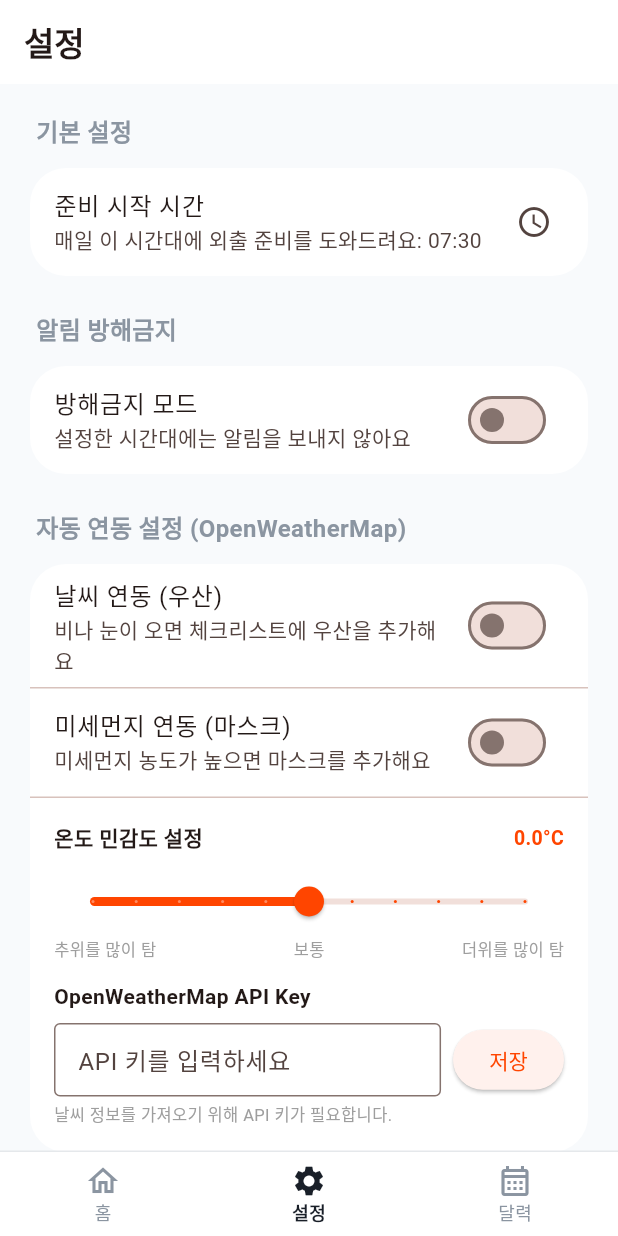
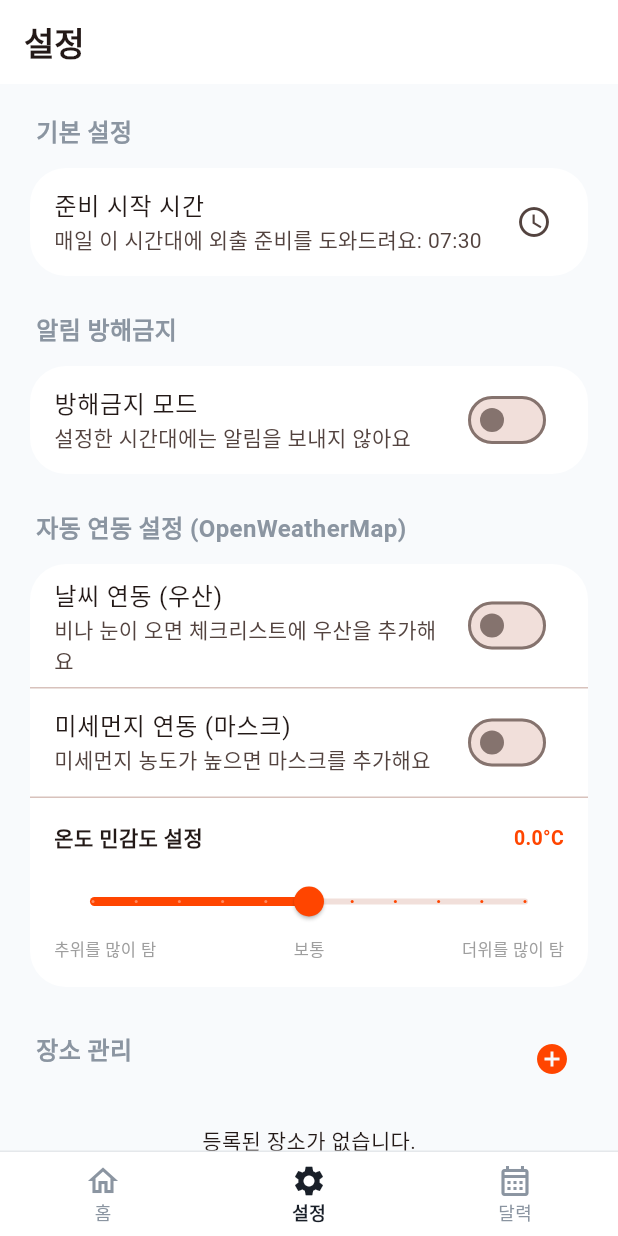
Before and after one commit to spoug02-glitch/neomeo, a Flutter app: the HomeScreen screen opened by its route, item 2 of the bottom bar chosen, on a phone screen of 412 x 824 dp. Run offline on Flutter 3.47's test engine with Material 3 defaults, Android fonts, the phone set to English and light mode, and no system bars; our stand-ins replace flutter_local_notifications, flutter_riverpod, go_router, google_sign_in, googleapis_auth, permission_handler and 1 more; missing offline and left inert: extension_google_sign_in_as_googleapis_auth, fl_location, geofencing_api, googleapis, workmanager; accounts and stored records are empty; Roboto replaces fonts that are missing (NotoSansKR); statements that could not run were skipped.

Commit message:
지오펜스 외출 유형 선택, API 키 번들, UI 간소화
- 지오펜스 이탈 → 알림 탭 → 외출 유형 선택(등교/출근/학원/기타) → 체크리스트 자동 이동
- checklist_item: 등교·학원·기타 기본 항목 추가
- outing_select_screen: 새 화면 추가 (/outing-select)
- notification_service: showDeparturePrompt() 추가 (payload: neomeo://outing-select)
- departure_message_service: 항상 외출 유형 선택 유도 알림 발송으로 변경
- app_config: API 키 번들 상수 추가
- prefs_service: getWeatherApiKey() 번들 키 fallback, 날씨/미세먼지 기본값 자동화
- 홈 화면: 출근+직접추가만 노출, 달력 제거
- 온보딩/설정: 위도·경도 UI 숨기기, API 키 입력 필드 제거

Co-Authored-By: Claude Sonnet 4.6 <noreply@anthropic.com>

```diff
--- /dev/null
+++ b/lib/app/app_config.dart
@@ -0,0 +1,12 @@
+// lib/app/app_config.dart
+//
+// 앱 빌드 시 개발자가 직접 제공하는 설정값.
+// 사용자에게 노출되지 않는다.
+
+class AppConfig {
+  AppConfig._();
+
+  /// OpenWeatherMap API Key (https://openweathermap.org/api)
+  /// 날씨/미세먼지 기능이 자동으로 활성화된다.
+  static const String weatherApiKey = 'YOUR_OWM_API_KEY_HERE';
+}
--- a/lib/app/router.dart
+++ b/lib/app/router.dart
@@ -6,6 +6,7 @@ import '../features/checklist/checklist_screen.dart';
 import '../features/settings/settings_screen.dart';
 import '../features/onboarding/onboarding_screen.dart';
 import '../features/calendar/calendar_screen.dart';
+import '../features/outing_select/outing_select_screen.dart';
 import '../data/prefs_service.dart';
 
 final appRouter = GoRouter(
@@ -34,6 +35,10 @@ final appRouter = GoRouter(
       path: '/calendar',
       builder: (_, __) => const CalendarScreen(),
     ),
+    GoRoute(
+      path: '/outing-select',
+      builder: (_, __) => const OutingSelectScreen(),
+    ),
   ],
   redirect: (context, state) async {
     final onboardingDone = await PrefsService.isOnboardingDone();
--- a/lib/data/checklist_item.dart
+++ b/lib/data/checklist_item.dart
@@ -19,13 +19,16 @@ class ChecklistItem {
 Map<String, List<String>> defaultItemsFor(String outingType) {
   const Map<String, List<String>> itemsMap = {
     '출근': ['지갑', '교통카드', '열쇠', '폰', '신분증'],
+    '등교': ['가방', '교통카드', '폰', '숙제', '준비물'],
+    '학원': ['학원 교재', '교통카드', '폰', '필기도구'],
+    '기타': ['지갑', '폰', '열쇠'],
     '운동': ['운동복', '물병', '수건', '운동화', '이어폰'],
     '약속': ['지갑', '폰', '열쇠', '보조배터리'],
     '회의': ['노트북', '충전기', '명함', '노트/펜', '테블릿'],
   };
 
   return {
-    '준비물': itemsMap[outingType] ?? [],
+    '준비물': itemsMap[outingType] ?? ['지갑', '폰', '열쇠'],
     '행동': ['가스불', '형광등'],
   };
 }
--- a/lib/data/prefs_service.dart
+++ b/lib/data/prefs_service.dart
@@ -2,6 +2,7 @@
 import 'dart:convert';
 import 'package:shared_preferences/shared_preferences.dart';
 import 'place.dart';
+import '../app/app_config.dart';
 
 class PrefsService {
   static const _kPrepTime = 'prep_time';
@@ -107,7 +108,10 @@ class PrefsService {
 
   static Future<bool> isWeatherEnabled() async {
     final p = await SharedPreferences.getInstance();
-    return p.getBool(_kWeatherEnabled) ?? false;
+    // API 키가 번들되어 있으면 기본값 true
+    final defaultOn = AppConfig.weatherApiKey.isNotEmpty &&
+        AppConfig.weatherApiKey != 'YOUR_OWM_API_KEY_HERE';
+    return p.getBool(_kWeatherEnabled) ?? defaultOn;
   }
 
   static Future<void> setWeatherEnabled(bool enabled) async {
@@ -117,7 +121,9 @@ class PrefsService {
 
   static Future<bool> isDustEnabled() async {
     final p = await SharedPreferences.getInstance();
-    return p.getBool(_kDustEnabled) ?? false;
+    final defaultOn = AppConfig.weatherApiKey.isNotEmpty &&
+        AppConfig.weatherApiKey != 'YOUR_OWM_API_KEY_HERE';
+    return p.getBool(_kDustEnabled) ?? defaultOn;
   }
 
   static Future<void> setDustEnabled(bool enabled) async {
@@ -127,7 +133,9 @@ class PrefsService {
 
   static Future<String> getWeatherApiKey() async {
     final p = await SharedPreferences.getInstance();
-    return p.getString(_kWeatherApiKey) ?? '';
+    final stored = p.getString(_kWeatherApiKey) ?? '';
+    // 저장된 키가 없으면 앱 번들 키를 사용한다
+    return stored.isNotEmpty ? stored : AppConfig.weatherApiKey;
   }
 
   static Future<void> setWeatherApiKey(String key) async {
--- a/lib/features/settings/settings_screen.dart
+++ b/lib/features/settings/settings_screen.dart
@@ -30,7 +30,6 @@ class _SettingsScreenState extends State<SettingsScreen> {
   bool _weatherEnabled = false;
   bool _dustEnabled = false;
   double _tempSensitivity = 0.0;
-  final _apiKeyCtrl = TextEditingController();
 
   @override
   void initState() {
@@ -40,7 +39,6 @@ class _SettingsScreenState extends State<SettingsScreen> {
 
   @override
   void dispose() {
-    _apiKeyCtrl.dispose();
     super.dispose();
   }
 
@@ -57,7 +55,6 @@ class _SettingsScreenState extends State<SettingsScreen> {
   final weatherE = await PrefsService.isWeatherEnabled();
   final dustE = await PrefsService.isDustEnabled();
   final tempS = await PrefsService.getTempSensitivity();
-  final apiKey = await PrefsService.getWeatherApiKey();
 
   if (mounted) {
     setState(() {
@@ -67,13 +64,9 @@ class _SettingsScreenState extends State<SettingsScreen> {
       _dndEnabled = dndE;
       _dndStart = dndS;
       _dndEnd = dndEnd;
-
-      // ✅ setState 안에서는 이미 받아둔 값만 할당
       _weatherEnabled = weatherE;
       _dustEnabled = dustE;
       _tempSensitivity = tempS;
-      _apiKeyCtrl.text = apiKey;
-
       _isLoading = false;
     });
   }
@@ -135,13 +128,6 @@ class _SettingsScreenState extends State<SettingsScreen> {
   Future<void> _updateSensitivity(double val) async {
     await PrefsService.setTempSensitivity(val);
     setState(() => _tempSensitivity = val);
-  }
-
-  Future<void> _saveApiKey() async {
-    await PrefsService.setWeatherApiKey(_apiKeyCtrl.text.trim());
-    if (mounted) {
-      ScaffoldMessenger.of(context).showSnackBar(const SnackBar(content: Text('API 키가 저장되었습니다.')));
-    }
   }
 
   Future<void> _addPlace() async {
@@ -375,33 +361,6 @@ class _SettingsScreenState extends State<SettingsScreen> {
                             Text('더위를 많이 탐', style: TextStyle(fontSize: 11, color: Colors.grey)),
                           ],
                         ),
-                        const SizedBox(height: 12),
-                        const Text('OpenWeatherMap API Key', style: TextStyle(fontSize: 14, fontWeight: FontWeight.w600)),
-                        const SizedBox(height: 8),
-                        Row(
-                          children: [
-                            Expanded(
-                              child: TextField(
-                                controller: _apiKeyCtrl,
-                                decoration: const InputDecoration(
-                                  hintText: 'API 키를 입력하세요',
-                                  isDense: true,
-                                  border: OutlineInputBorder(),
-                                ),
-                              ),
-                            ),
-                            const SizedBox(width: 8),
-                            ElevatedButton(
-                              onPressed: _saveApiKey,
-                              child: const Text('저장'),
-                            ),
-                          ],
-                        ),
-                        const SizedBox(height: 4),
-                        const Text(
-                          '날씨 정보를 가져오기 위해 API 키가 필요합니다.',
-                          style: TextStyle(fontSize: 11, color: Colors.grey),
-                        ),
                       ],
                     ),
                   ),
@@ -431,7 +390,7 @@ class _SettingsScreenState extends State<SettingsScreen> {
                     color: isActive ? NeomeDesignSystem.primary.withOpacity(0.06) : Colors.white,
                     child: ListTile(
                       title: Text(p.name, style: TextStyle(fontWeight: isActive ? FontWeight.bold : FontWeight.normal)),
-                      subtitle: Text('${p.lat}, ${p.lon}'),
+                      subtitle: p.address != null ? Text(p.address!) : null,
                       leading: Radio<String>(
                         value: p.id,
                         groupValue: _activePlaceId,
--- a/lib/main.dart
+++ b/lib/main.dart
@@ -15,7 +15,9 @@ void main() async {
   // Notifications — set up tap deeplink handler
   await NotificationService().init(
     onTap: (payload) {
-      if (payload == 'neomeo://checklist') {
+      if (payload == 'neomeo://outing-select') {
+        appRouter.go('/outing-select');
+      } else if (payload == 'neomeo://checklist') {
         appRouter.go('/checklist');
       }
     },
```
Also changed, not shown: lib/features/home/home_screen.dart (+9 -91 lines), lib/features/onboarding/onboarding_screen.dart (+0 -22 lines), lib/features/outing_select/outing_select_screen.dart (added, +139 -0 lines), lib/services/departure_message_service.dart (+5 -13 lines), lib/services/notification_service.dart (+22 -1 lines).
